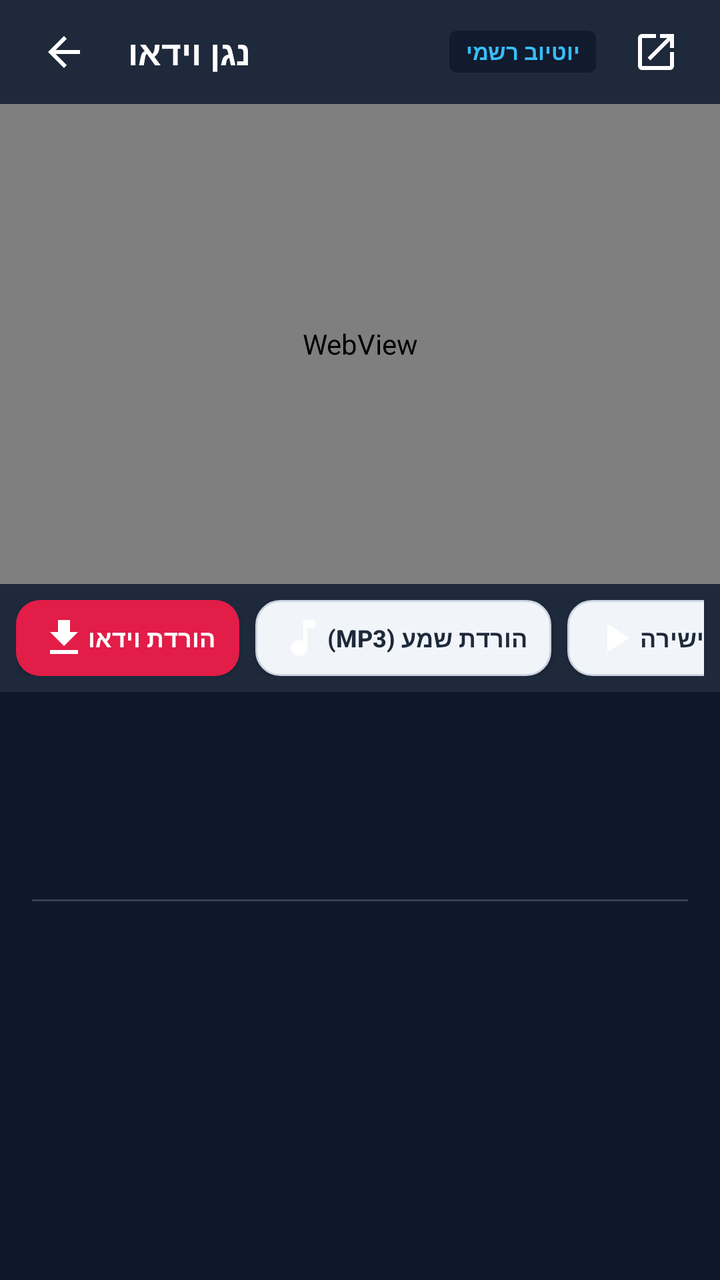
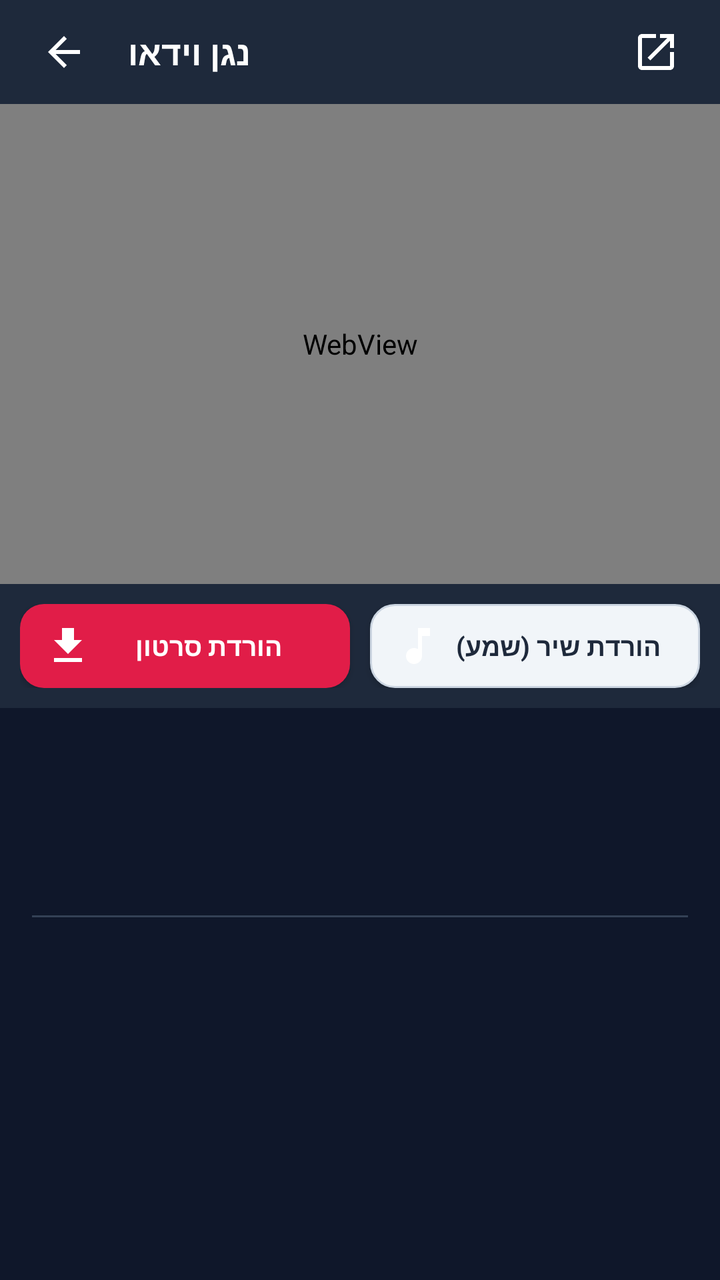

Compare the two renders of this Android layout. The source of the first and the diff that turns it into the second are given below.
<!-- AndroidManifest.xml: application theme android:Theme.Material.Light.NoActionBar -->
<!-- res/layout/activity_player.xml -->
<?xml version="1.0" encoding="utf-8"?>
<FrameLayout xmlns:android="http://schemas.android.com/apk/res/android"
    android:layout_width="match_parent"
    android:layout_height="match_parent"
    android:background="#0F172A">

    <LinearLayout
        android:layout_width="match_parent"
        android:layout_height="match_parent"
        android:orientation="vertical">

        
        <RelativeLayout
            android:layout_width="match_parent"
            android:layout_height="52dp"
            android:background="#1E293B"
            android:paddingStart="12dp"
            android:paddingEnd="12dp">

            <ImageButton
                android:id="@+id/btnPlayerBack"
                android:layout_width="40dp"
                android:layout_height="40dp"
                android:layout_centerVertical="true"
                android:background="?android:attr/selectableItemBackgroundBorderless"
                android:contentDescription="חזור"
                android:src="@drawable/ic_back" />

            <TextView
                android:layout_width="wrap_content"
                android:layout_height="wrap_content"
                android:layout_centerVertical="true"
                android:layout_marginStart="12dp"
                android:layout_toEndOf="@id/btnPlayerBack"
                android:text="@string/player_title"
                android:textColor="#FFFFFF"
                android:textSize="17sp"
                android:textStyle="bold" />

            <TextView
                android:id="@+id/tvServerBadge"
                android:layout_width="wrap_content"
                android:layout_height="wrap_content"
                android:layout_centerVertical="true"
                android:layout_marginEnd="10dp"
                android:layout_toStartOf="@id/btnExternalOpen"
                android:background="@drawable/bg_badge_duration"
                android:paddingStart="8dp"
                android:paddingTop="3dp"
                android:paddingEnd="8dp"
                android:paddingBottom="3dp"
                android:text="@string/server_official"
                android:textColor="#38BDF8"
                android:textSize="11sp"
                android:textStyle="bold" />

            <ImageButton
                android:id="@+id/btnExternalOpen"
                android:layout_width="40dp"
                android:layout_height="40dp"
                android:layout_alignParentEnd="true"
                android:layout_centerVertical="true"
                android:background="?android:attr/selectableItemBackgroundBorderless"
                android:contentDescription="פתח באפליקציה חיצונית"
                android:src="@drawable/ic_external" />
        </RelativeLayout>

        
        <FrameLayout
            android:id="@+id/flPlayerContainer"
            android:layout_width="match_parent"
            android:layout_height="240dp"
            android:background="#000000">

            <WebView
                android:id="@+id/webViewPlayer"
                android:layout_width="match_parent"
                android:layout_height="match_parent" />

            <ProgressBar
                android:id="@+id/pbPlayerLoading"
                android:layout_width="wrap_content"
                android:layout_height="wrap_content"
                android:layout_gravity="center"
                android:visibility="gone" />
        </FrameLayout>

        
        <HorizontalScrollView
            android:layout_width="match_parent"
            android:layout_height="wrap_content"
            android:background="#1E293B"
            android:padding="8dp"
            android:scrollbars="none">

            <LinearLayout
                android:layout_width="wrap_content"
                android:layout_height="wrap_content"
                android:gravity="center_vertical"
                android:orientation="horizontal">

                <Button
                    android:id="@+id/btnDownloadVideo"
                    android:layout_width="wrap_content"
                    android:layout_height="38dp"
                    android:background="@drawable/bg_button"
                    android:drawableStart="@drawable/ic_download"
                    android:paddingStart="12dp"
                    android:paddingEnd="12dp"
                    android:text="@string/btn_download_video"
                    android:textColor="#FFFFFF"
                    android:textSize="12sp"
                    android:textStyle="bold" />

                <Button
                    android:id="@+id/btnDownloadAudio"
                    android:layout_width="wrap_content"
                    android:layout_height="38dp"
                    android:layout_marginStart="8dp"
                    android:background="@drawable/bg_button_secondary"
                    android:drawableStart="@drawable/ic_music"
                    android:paddingStart="12dp"
                    android:paddingEnd="12dp"
                    android:text="@string/btn_download_audio"
                    android:textColor="#1E293B"
                    android:textSize="12sp"
                    android:textStyle="bold" />

                <Button
                    android:id="@+id/btnDirectStream"
                    android:layout_width="wrap_content"
                    android:layout_height="38dp"
                    android:layout_marginStart="8dp"
                    android:background="@drawable/bg_button_secondary"
                    android:drawableStart="@drawable/ic_play_arrow"
                    android:paddingStart="12dp"
                    android:paddingEnd="12dp"
                    android:text="@string/btn_direct_stream"
                    android:textColor="#1E293B"
                    android:textSize="12sp"
                    android:textStyle="bold" />

                <Button
                    android:id="@+id/btnSwitchServer"
                    android:layout_width="wrap_content"
                    android:layout_height="38dp"
                    android:layout_marginStart="8dp"
                    android:background="@drawable/bg_button_secondary"
                    android:paddingStart="12dp"
                    android:paddingEnd="12dp"
                    android:text="@string/btn_switch_server"
                    android:textColor="#1E293B"
                    android:textSize="12sp"
                    android:textStyle="bold" />

                <ProgressBar
                    android:id="@+id/pbDownloadLoading"
                    android:layout_width="26dp"
                    android:layout_height="26dp"
                    android:layout_marginStart="8dp"
                    android:visibility="gone" />
            </LinearLayout>
        </HorizontalScrollView>

        
        <ScrollView
            android:layout_width="match_parent"
            android:layout_height="0dp"
            android:layout_weight="1"
            android:padding="16dp">

            <LinearLayout
                android:layout_width="match_parent"
                android:layout_height="wrap_content"
                android:orientation="vertical">

                <TextView
                    android:id="@+id/tvPlayerTitle"
                    android:layout_width="match_parent"
                    android:layout_height="wrap_content"
                    android:lineSpacingExtra="3dp"
                    android:textColor="#F8FAFC"
                    android:textSize="18sp"
                    android:textStyle="bold" />

                <TextView
                    android:id="@+id/tvPlayerChannel"
                    android:layout_width="match_parent"
                    android:layout_height="wrap_content"
                    android:layout_marginTop="8dp"
                    android:textColor="#38BDF8"
                    android:textSize="14sp"
                    android:textStyle="bold" />

                <TextView
                    android:id="@+id/tvPlayerDate"
                    android:layout_width="match_parent"
                    android:layout_height="wrap_content"
                    android:layout_marginTop="4dp"
                    android:textColor="#94A3B8"
                    android:textSize="12sp" />

                <View
                    android:layout_width="match_parent"
                    android:layout_height="1dp"
                    android:layout_marginTop="16dp"
                    android:layout_marginBottom="16dp"
                    android:background="#334155" />

                <TextView
                    android:id="@+id/tvPlayerDescription"
                    android:layout_width="match_parent"
                    android:layout_height="wrap_content"
                    android:lineSpacingExtra="4dp"
                    android:textColor="#CBD5E1"
                    android:textSize="14sp" />
            </LinearLayout>
        </ScrollView>

    </LinearLayout>

    
    <FrameLayout
        android:id="@+id/flFullscreenContainer"
        android:layout_width="match_parent"
        android:layout_height="match_parent"
        android:background="#000000"
        android:visibility="gone" />

</FrameLayout>
<!-- resources referenced by this layout -->
<resources>
  <!-- drawable bg_badge_duration (drawable) -->
  <?xml version="1.0" encoding="utf-8"?>
  <shape xmlns:android="http://schemas.android.com/apk/res/android"
      android:shape="rectangle">
      <solid android:color="#CC0F172A" />
      <corners android:radius="4dp" />
  </shape>
  <!-- drawable bg_button (drawable) -->
  <?xml version="1.0" encoding="utf-8"?>
  <shape xmlns:android="http://schemas.android.com/apk/res/android"
      android:shape="rectangle">
      <solid android:color="#E11D48" />
      <corners android:radius="12dp" />
  </shape>
  <!-- drawable bg_button_secondary (drawable) -->
  <?xml version="1.0" encoding="utf-8"?>
  <shape xmlns:android="http://schemas.android.com/apk/res/android"
      android:shape="rectangle">
      <solid android:color="#F1F5F9" />
      <corners android:radius="12dp" />
      <stroke
          android:width="1dp"
          android:color="#CBD5E1" />
  </shape>
  <!-- drawable ic_back (drawable) -->
  <vector xmlns:android="http://schemas.android.com/apk/res/android"
      android:width="24dp"
      android:height="24dp"
      android:viewportWidth="24"
      android:viewportHeight="24">
      <path
          android:fillColor="#FFFFFF"
          android:pathData="M20,11H7.83l5.59,-5.59L12,4l-8,8 8,8 1.41,-1.41L7.83,13H20v-2z"/>
  </vector>
  <!-- drawable ic_download (drawable) -->
  <vector xmlns:android="http://schemas.android.com/apk/res/android"
      android:width="24dp"
      android:height="24dp"
      android:viewportWidth="24"
      android:viewportHeight="24">
      <path
          android:fillColor="#FFFFFF"
          android:pathData="M19,9h-4V3H9v6H5l7,7 7,-7zM5,18v2h14v-2H5z"/>
  </vector>
  <!-- drawable ic_external (drawable) -->
  <vector xmlns:android="http://schemas.android.com/apk/res/android"
      android:width="24dp"
      android:height="24dp"
      android:viewportWidth="24"
      android:viewportHeight="24">
      <path
          android:fillColor="#FFFFFF"
          android:pathData="M19,19H5V5h7V3H5c-1.11,0 -2,0.9 -2,2v14c0,1.1 0.89,2 2,2h14c1.1,0 2,-0.9 2,-2v-7h-2v7zM14,3v2h3.59l-9.83,9.83 1.41,1.41L19,6.41V10h2V3h-7z"/>
  </vector>
  <!-- drawable ic_music (drawable) -->
  <vector xmlns:android="http://schemas.android.com/apk/res/android"
      android:width="24dp"
      android:height="24dp"
      android:viewportWidth="24"
      android:viewportHeight="24">
      <path
          android:fillColor="#FFFFFF"
          android:pathData="M12,3v10.55c-0.59,-0.34 -1.27,-0.55 -2,-0.55 -2.21,0 -4,1.79 -4,4s1.79,4 4,4 4,-1.79 4,-4V7h4V3h-6z"/>
  </vector>
  <!-- drawable ic_play_arrow (drawable) -->
  <vector xmlns:android="http://schemas.android.com/apk/res/android"
      android:width="24dp"
      android:height="24dp"
      android:viewportWidth="24"
      android:viewportHeight="24">
      <path
          android:fillColor="#FFFFFF"
          android:pathData="M8,5v14l11,-7z"/>
  </vector>
  <string name="btn_direct_stream">הזרמה ישירה</string>
  <string name="btn_download_audio">הורדת שמע (MP3)</string>
  <string name="btn_download_video">הורדת וידאו</string>
  <string name="btn_switch_server">החלף שרת נגן</string>
  <string name="player_title">נגן וידאו</string>
  <string name="server_official">יוטיוב רשמי</string>
</resources>

<!-- the commit's change to res/layout/activity_player.xml (unified diff, before → after) -->
@@ -37,23 +37,6 @@
                 android:textSize="17sp"
                 android:textStyle="bold" />
 
-            <TextView
-                android:id="@+id/tvServerBadge"
-                android:layout_width="wrap_content"
-                android:layout_height="wrap_content"
-                android:layout_centerVertical="true"
-                android:layout_marginEnd="10dp"
-                android:layout_toStartOf="@id/btnExternalOpen"
-                android:background="@drawable/bg_badge_duration"
-                android:paddingStart="8dp"
-                android:paddingTop="3dp"
-                android:paddingEnd="8dp"
-                android:paddingBottom="3dp"
-                android:text="@string/server_official"
-                android:textColor="#38BDF8"
-                android:textSize="11sp"
-                android:textStyle="bold" />
-
             <ImageButton
                 android:id="@+id/btnExternalOpen"
                 android:layout_width="40dp"
@@ -86,81 +69,50 @@
         </FrameLayout>
 
         
-        <HorizontalScrollView
+        <LinearLayout
             android:layout_width="match_parent"
             android:layout_height="wrap_content"
             android:background="#1E293B"
-            android:padding="8dp"
-            android:scrollbars="none">
+            android:gravity="center_vertical"
+            android:orientation="horizontal"
+            android:padding="10dp">
 
-            <LinearLayout
-                android:layout_width="wrap_content"
-                android:layout_height="wrap_content"
-                android:gravity="center_vertical"
-                android:orientation="horizontal">
+            <Button
+                android:id="@+id/btnDownloadVideo"
+                android:layout_width="0dp"
+                android:layout_height="42dp"
+                android:layout_weight="1"
+                android:background="@drawable/bg_button"
+                android:drawableStart="@drawable/ic_download"
+                android:paddingStart="12dp"
+                android:paddingEnd="12dp"
+                android:text="@string/btn_download_video"
+                android:textColor="#FFFFFF"
+                android:textSize="13sp"
+                android:textStyle="bold" />
 
-                <Button
-                    android:id="@+id/btnDownloadVideo"
-                    android:layout_width="wrap_content"
-                    android:layout_height="38dp"
-                    android:background="@drawable/bg_button"
-                    android:drawableStart="@drawable/ic_download"
-                    android:paddingStart="12dp"
-                    android:paddingEnd="12dp"
-                    android:text="@string/btn_download_video"
-                    android:textColor="#FFFFFF"
-                    android:textSize="12sp"
-                    android:textStyle="bold" />
+            <Button
+                android:id="@+id/btnDownloadAudio"
+                android:layout_width="0dp"
+                android:layout_height="42dp"
+                android:layout_marginStart="10dp"
+                android:layout_weight="1"
+                android:background="@drawable/bg_button_secondary"
+                android:drawableStart="@drawable/ic_music"
+                android:paddingStart="12dp"
+                android:paddingEnd="12dp"
+                android:text="@string/btn_download_audio"
+                android:textColor="#1E293B"
+                android:textSize="13sp"
+                android:textStyle="bold" />
 
-                <Button
-                    android:id="@+id/btnDownloadAudio"
-                    android:layout_width="wrap_content"
-                    android:layout_height="38dp"
-                    android:layout_marginStart="8dp"
-                    android:background="@drawable/bg_button_secondary"
-                    android:drawableStart="@drawable/ic_music"
-                    android:paddingStart="12dp"
-                    android:paddingEnd="12dp"
-                    android:text="@string/btn_download_audio"
-                    android:textColor="#1E293B"
-                    android:textSize="12sp"
-                    android:textStyle="bold" />
-
-                <Button
-                    android:id="@+id/btnDirectStream"
-                    android:layout_width="wrap_content"
-                    android:layout_height="38dp"
-                    android:layout_marginStart="8dp"
-                    android:background="@drawable/bg_button_secondary"
-                    android:drawableStart="@drawable/ic_play_arrow"
-                    android:paddingStart="12dp"
-                    android:paddingEnd="12dp"
-                    android:text="@string/btn_direct_stream"
-                    android:textColor="#1E293B"
-                    android:textSize="12sp"
-                    android:textStyle="bold" />
-
-                <Button
-                    android:id="@+id/btnSwitchServer"
-                    android:layout_width="wrap_content"
-                    android:layout_height="38dp"
-                    android:layout_marginStart="8dp"
-                    android:background="@drawable/bg_button_secondary"
-                    android:paddingStart="12dp"
-                    android:paddingEnd="12dp"
-                    android:text="@string/btn_switch_server"
-                    android:textColor="#1E293B"
-                    android:textSize="12sp"
-                    android:textStyle="bold" />
-
-                <ProgressBar
-                    android:id="@+id/pbDownloadLoading"
-                    android:layout_width="26dp"
-                    android:layout_height="26dp"
-                    android:layout_marginStart="8dp"
-                    android:visibility="gone" />
-            </LinearLayout>
-        </HorizontalScrollView>
+            <ProgressBar
+                android:id="@+id/pbDownloadLoading"
+                android:layout_width="28dp"
+                android:layout_height="28dp"
+                android:layout_marginStart="8dp"
+                android:visibility="gone" />
+        </LinearLayout>
 
         
         <ScrollView
@@ -188,7 +140,7 @@
                     android:layout_width="match_parent"
                     android:layout_height="wrap_content"
                     android:layout_marginTop="8dp"
-                    android:textColor="#38BDF8"
+                    android:textColor="#E11D48"
                     android:textSize="14sp"
                     android:textStyle="bold" />
 
<!-- resource entries referenced after the edit -->
@@ -1,12 +1,5 @@
 <!-- resources referenced by this layout -->
 <resources>
-  <!-- drawable bg_badge_duration (drawable) -->
-  <?xml version="1.0" encoding="utf-8"?>
-  <shape xmlns:android="http://schemas.android.com/apk/res/android"
-      android:shape="rectangle">
-      <solid android:color="#CC0F172A" />
-      <corners android:radius="4dp" />
-  </shape>
   <!-- drawable bg_button (drawable) -->
   <?xml version="1.0" encoding="utf-8"?>
   <shape xmlns:android="http://schemas.android.com/apk/res/android"
@@ -64,21 +57,8 @@
           android:fillColor="#FFFFFF"
           android:pathData="M12,3v10.55c-0.59,-0.34 -1.27,-0.55 -2,-0.55 -2.21,0 -4,1.79 -4,4s1.79,4 4,4 4,-1.79 4,-4V7h4V3h-6z"/>
   </vector>
-  <!-- drawable ic_play_arrow (drawable) -->
-  <vector xmlns:android="http://schemas.android.com/apk/res/android"
-      android:width="24dp"
-      android:height="24dp"
-      android:viewportWidth="24"
-      android:viewportHeight="24">
-      <path
-          android:fillColor="#FFFFFF"
-          android:pathData="M8,5v14l11,-7z"/>
-  </vector>
-  <string name="btn_direct_stream">הזרמה ישירה</string>
-  <string name="btn_download_audio">הורדת שמע (MP3)</string>
-  <string name="btn_download_video">הורדת וידאו</string>
-  <string name="btn_switch_server">החלף שרת נגן</string>
+  <string name="btn_download_audio">הורדת שיר (שמע)</string>
+  <string name="btn_download_video">הורדת סרטון</string>
   <string name="player_title">נגן וידאו</string>
-  <string name="server_official">יוטיוב רשמי</string>
 </resources>
 
